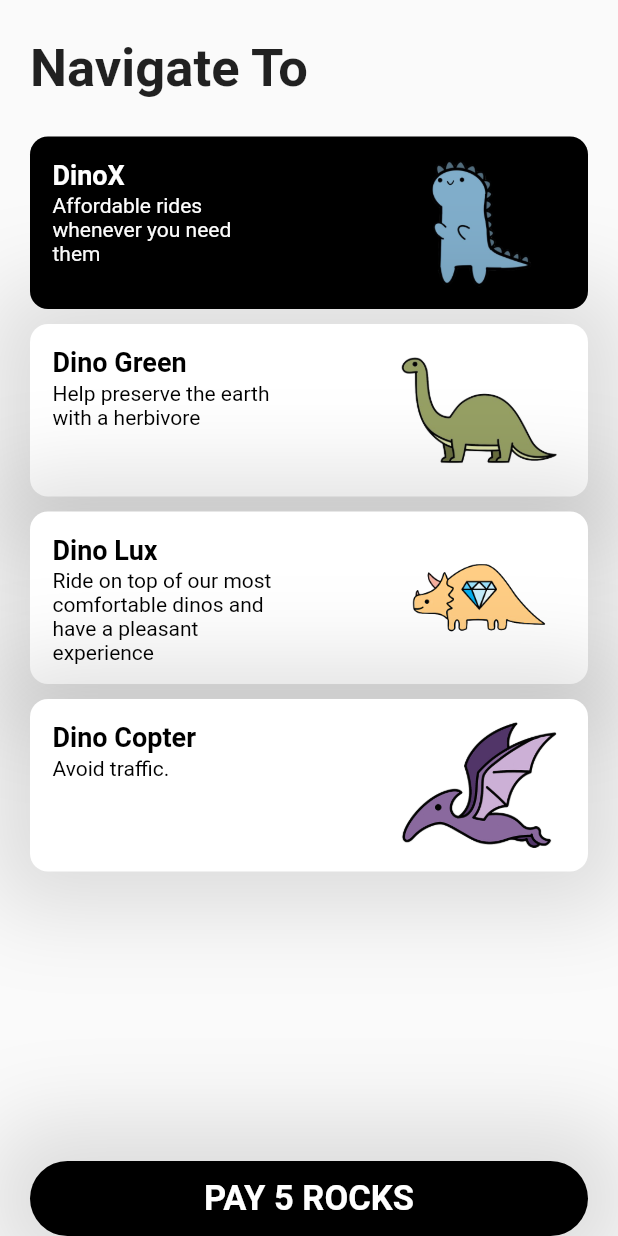
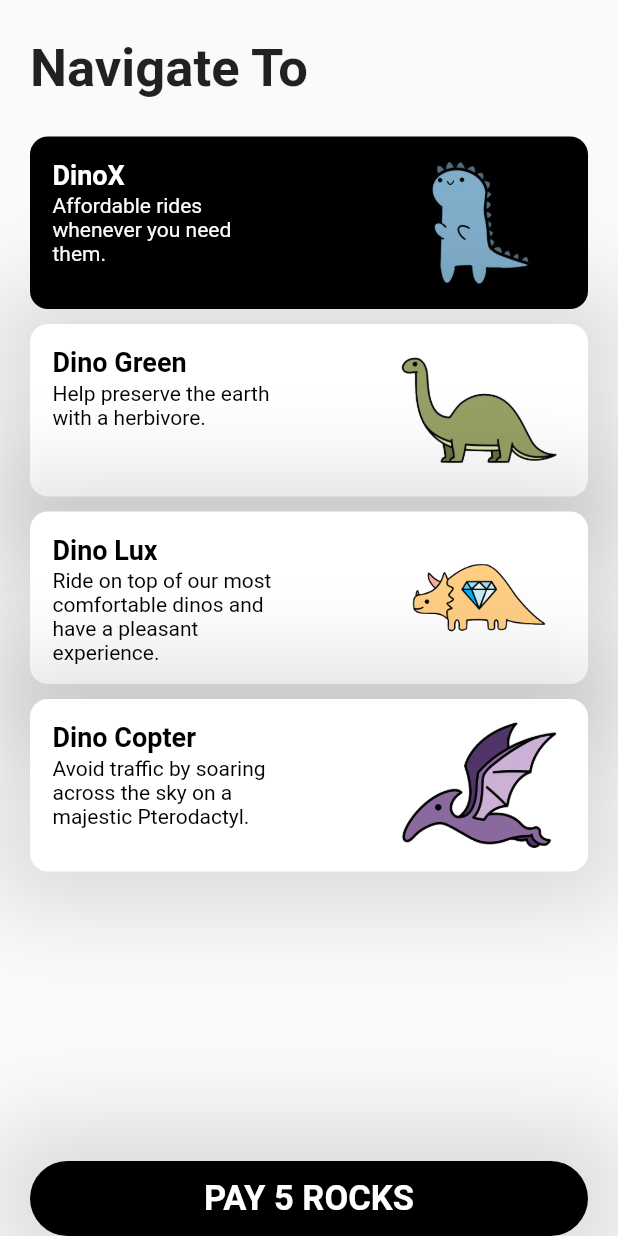
Before and after one commit to WSSSDC/DinoRide, a Flutter app: the NavigateChoose screen opened directly with empty values, on a phone screen of 412 x 824 dp. Run offline on Flutter 3.47's test engine with Material 2 defaults, Android fonts, the light colour scheme and no system bars; our stand-ins replace location.

Commit message:
changed descriptions for dinos

```diff
--- a/lib/navigate-choose.dart
+++ b/lib/navigate-choose.dart
@@ -41,10 +41,10 @@ class _NavigateChooseState extends State<NavigateChoose> {
             children: [
               Text("Navigate To " + this.widget.name, style: TextStyle(fontSize: 35, fontWeight: FontWeight.bold)),
               Container(height: 20),
-              NavigationCard(name: "DinoX", image: 'images/dinox.png', desc: 'Affordable rides whenever you need them', selected: selectedDino == 'DinoX', selectDino: select),
-              NavigationCard(name: "Dino Green", image: 'images/dino.png', desc: 'Help preserve the earth with a herbivore', selected: selectedDino == 'Dino Green', selectDino: select),
-              NavigationCard(name: "Dino Lux", image: 'images/dinolux2.png', desc: 'Ride on top of our most comfortable dinos and have a pleasant experience', selected: selectedDino == 'Dino Lux', selectDino: select),
-              NavigationCard(name: "Dino Copter", image: 'images/dinocopter.png', desc: 'Avoid traffic.', selected: selectedDino == 'Dino Copter', selectDino: select),
+              NavigationCard(name: "DinoX", image: 'images/dinox.png', desc: 'Affordable rides whenever you need them.', selected: selectedDino == 'DinoX', selectDino: select),
+              NavigationCard(name: "Dino Green", image: 'images/dino.png', desc: 'Help preserve the earth with a herbivore.', selected: selectedDino == 'Dino Green', selectDino: select),
+              NavigationCard(name: "Dino Lux", image: 'images/dinolux2.png', desc: 'Ride on top of our most comfortable dinos and have a pleasant experience.', selected: selectedDino == 'Dino Lux', selectDino: select),
+              NavigationCard(name: "Dino Copter", image: 'images/dinocopter.png', desc: 'Avoid traffic by soaring across the sky on a majestic Pterodactyl.', selected: selectedDino == 'Dino Copter', selectDino: select),
               Expanded(child: Container()),
                 Container(
                   height: 50,
```
